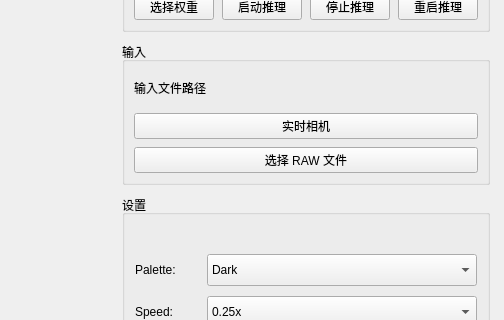
Above: app/form.ui from GuoHR03/QT_EVENTMAMBA before the change; both pictures show x 676 to 1180 and y 117 to 437 of the 1180 by 780 pixel window. Below: the same form after it.
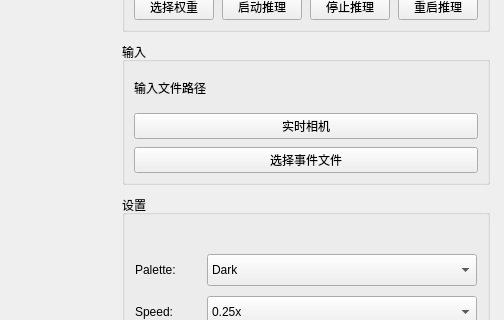
That is the form after the change.

Diff of the .ui file:
```diff
--- a/app/form.ui
+++ b/app/form.ui
@@ -197,7 +197,7 @@
            <item>
             <widget class="QPushButton" name="select_input_file_button">
              <property name="text">
-              <string>选择 RAW 文件</string>
+              <string>选择事件文件</string>
              </property>
             </widget>
            </item>
```
